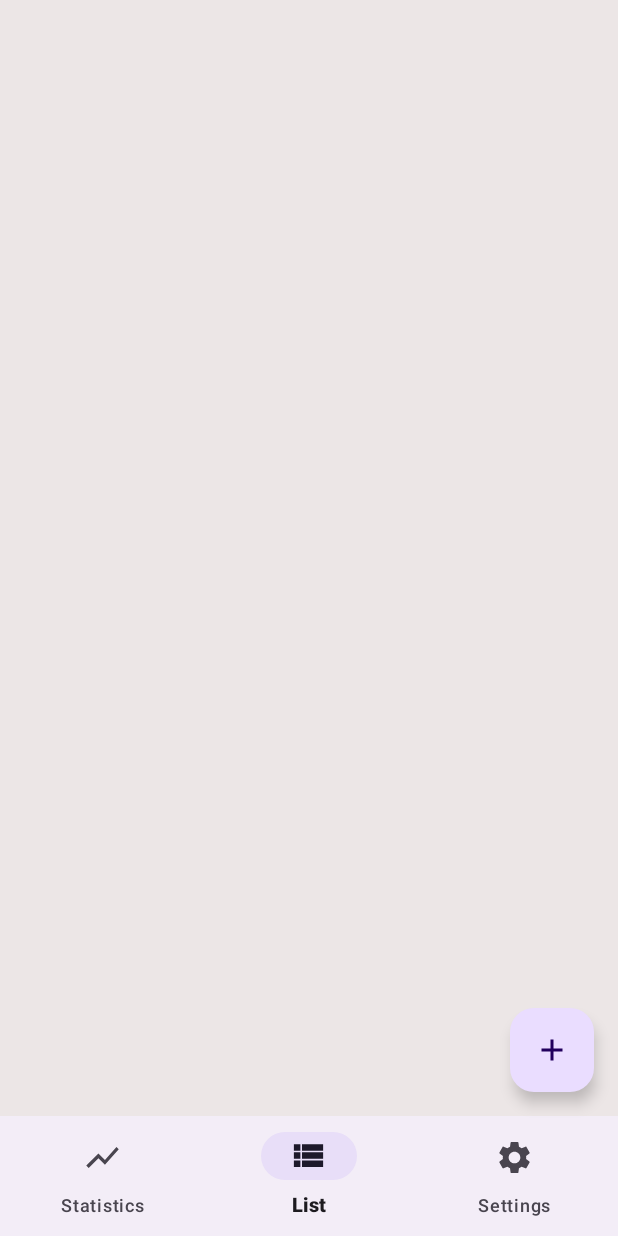
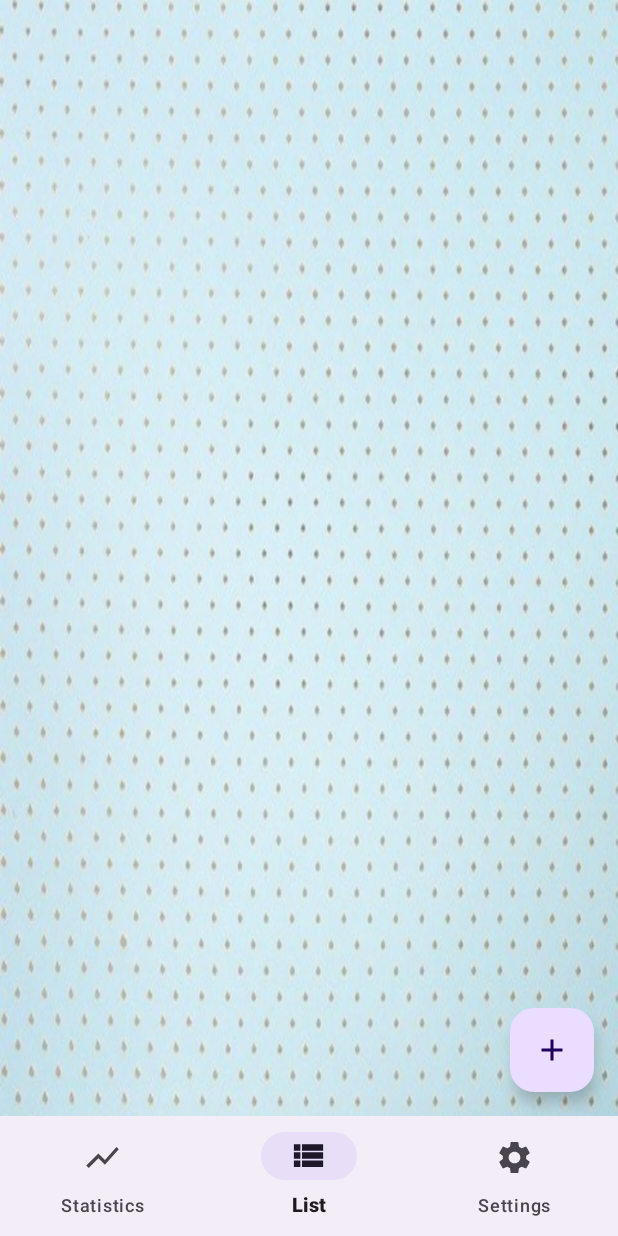
Before and after one commit to Arter6/java_4sem, an Android app: the screen it shows after launch (MainActivity), on a phone screen of 412 x 824 dp. Run offline under Robolectric (Android 15) with nearby library versions, the phone set to English and light mode, and no system bars; our stand-ins replace Room's generated code.

Commit message:
changed background

```diff
--- a/CourseJava/app/src/main/res/layout/activity_main.xml
+++ b/CourseJava/app/src/main/res/layout/activity_main.xml
@@ -5,7 +5,7 @@
     android:id="@+id/list"
     android:layout_width="match_parent"
     android:layout_height="match_parent"
-    android:background="@color/bg">
+    android:background="@drawable/list_background">
 
 
     <com.google.android.material.floatingactionbutton.FloatingActionButton
```
Also changed, not shown: CourseJava/app/src/main/res/drawable/list_background.jpg (added).
